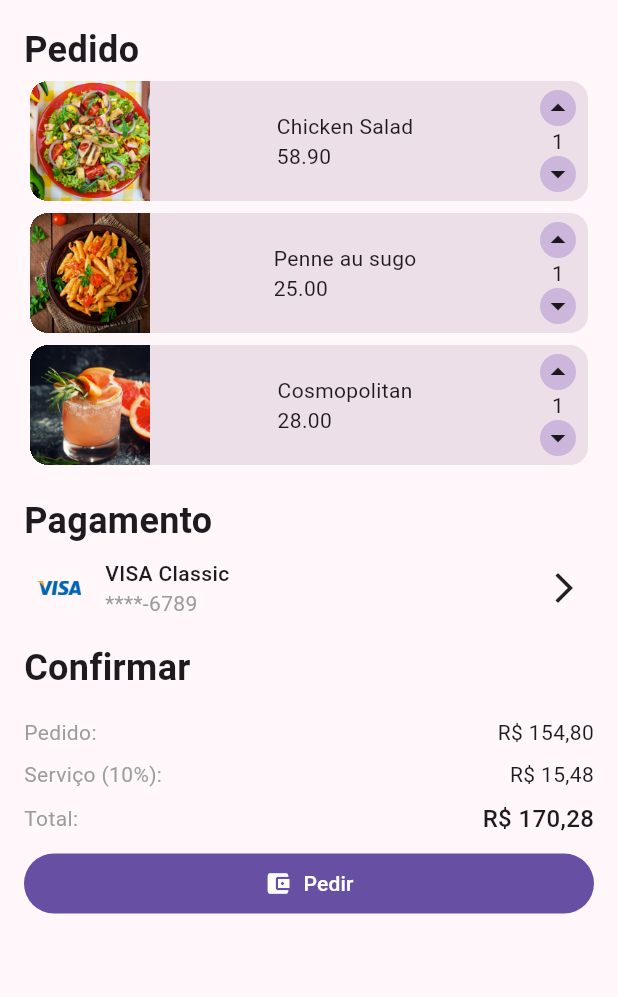
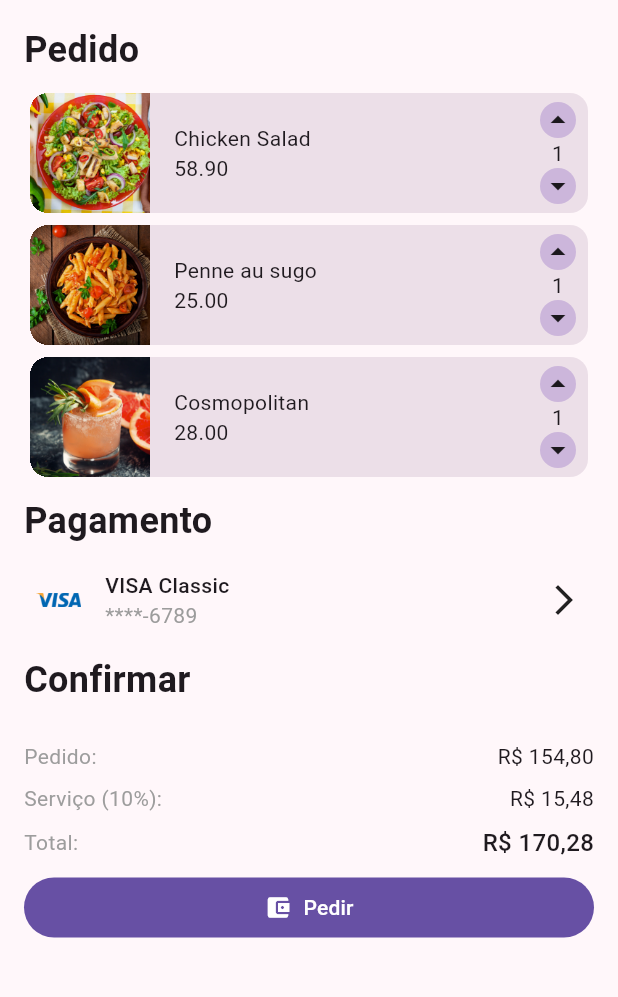
Before and after one commit to thiaagodev/Ristorante-Panucci-Alura, a Flutter app: the Checkout screen opened directly, on a phone screen of 412 x 824 dp, the part 84-1081 px from its top. Run offline on Flutter 3.47's test engine with Material 2 defaults, Android fonts, the phone set to English and light mode, and no system bars.

Commit message:
finalizando tela de checkout e utilizando o expanded

```diff
--- a/lib/components/order_item.dart
+++ b/lib/components/order_item.dart
@@ -32,7 +32,8 @@ class _OrderItemState extends State<OrderItem> {
             width: 80,
             height: 80,
           ),
-          Padding(
+          Expanded(
+            child: Padding(
               padding: const EdgeInsets.symmetric(horizontal: 16.0),
               child: Column(
                 crossAxisAlignment: CrossAxisAlignment.start,
@@ -40,6 +41,7 @@ class _OrderItemState extends State<OrderItem> {
                   Text(widget.itemTitle),
                   Text(widget.itemPrice),
                 ],
+              ),
             ),
           ),
           const Padding(
--- a/lib/components/payment_method.dart
+++ b/lib/components/payment_method.dart
@@ -7,15 +7,14 @@ class PaymentMethod extends StatelessWidget {
   @override
   Widget build(BuildContext context) {
     return Row(
-      mainAxisAlignment: MainAxisAlignment.spaceBetween,
+      mainAxisAlignment: MainAxisAlignment.start,
       children: <Widget>[
-        Row(
-          children: [
         const Image(
           width: 30,
           image: AssetImage("assets/images/visa.png"),
         ),
-            Padding(
+        Expanded(
+          child: Padding(
             padding: const EdgeInsets.symmetric(horizontal: 16.0),
             child: Column(
               crossAxisAlignment: CrossAxisAlignment.start,
@@ -26,13 +25,12 @@ class PaymentMethod extends StatelessWidget {
                 ),
                 Text(
                   "****-6789",
-                    style: TextStyle(
-                        color: AppColors.paymentMethodCardNumberColor),
+                  style:
+                      TextStyle(color: AppColors.paymentMethodCardNumberColor),
                 ),
               ],
             ),
           ),
-          ],
         ),
         const Icon(Icons.arrow_forward_ios),
       ],
--- a/lib/screens/checkout.dart
+++ b/lib/screens/checkout.dart
@@ -32,11 +32,14 @@ class Checkout extends StatelessWidget {
       body: Padding(
           padding: const EdgeInsets.all(16.0),
           child: CustomScrollView(
-            slivers: [
+            slivers: <Widget>[
               const SliverToBoxAdapter(
-                child: Text(
-                  'Pedido',
-                  style: TextStyle(fontSize: 24, fontWeight: FontWeight.bold),
+                child: Padding(
+                  padding: EdgeInsets.only(bottom: 8.0),
+                  child: Text(
+                    'Pedido',
+                    style: TextStyle(fontSize: 24, fontWeight: FontWeight.w600),
+                  ),
                 ),
               ),
               SliverList(
@@ -53,10 +56,10 @@ class Checkout extends StatelessWidget {
               ),
               const SliverToBoxAdapter(
                 child: Padding(
-                  padding: EdgeInsets.only(top: 16.0),
+                  padding: EdgeInsets.only(bottom: 8.0, top: 8.0),
                   child: Text(
                     'Pagamento',
-                    style: TextStyle(fontSize: 24, fontWeight: FontWeight.bold),
+                    style: TextStyle(fontSize: 24, fontWeight: FontWeight.w600),
                   ),
                 ),
               ),
@@ -68,10 +71,10 @@ class Checkout extends StatelessWidget {
               ),
               const SliverToBoxAdapter(
                 child: Padding(
-                  padding: EdgeInsets.only(top: 8.0),
+                  padding: EdgeInsets.only(bottom: 8.0, top: 8.0),
                   child: Text(
                     'Confirmar',
-                    style: TextStyle(fontSize: 24, fontWeight: FontWeight.bold),
+                    style: TextStyle(fontSize: 24, fontWeight: FontWeight.w600),
                   ),
                 ),
               ),
```
Lines whose indentation alone changed are shown as unchanged.
